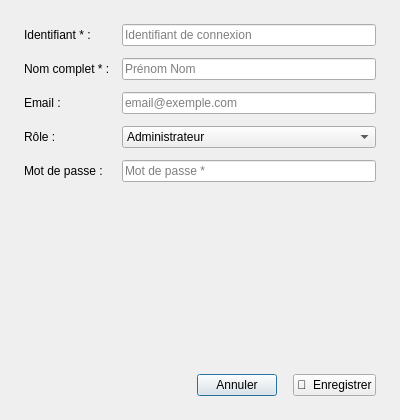
The window that app/ui/user_dialog.ui (Arafat-029/storemanager-pro) describes before a commit, drawn with Qt 5.
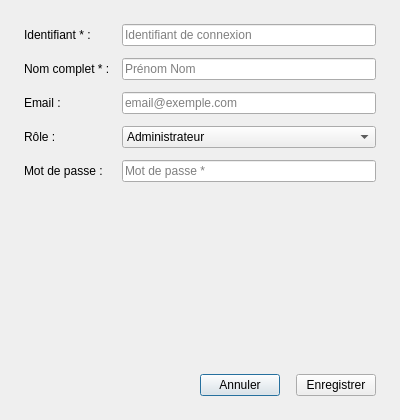
The same window after the commit.

```diff
--- a/app/ui/user_dialog.ui
+++ b/app/ui/user_dialog.ui
@@ -63,7 +63,7 @@
      </item>
      <item>
       <widget class="QPushButton" name="btnSave">
-       <property name="text"><string>💾  Enregistrer</string></property>
+       <property name="text"><string>Enregistrer</string></property>
       </widget>
      </item>
     </layout>
```
